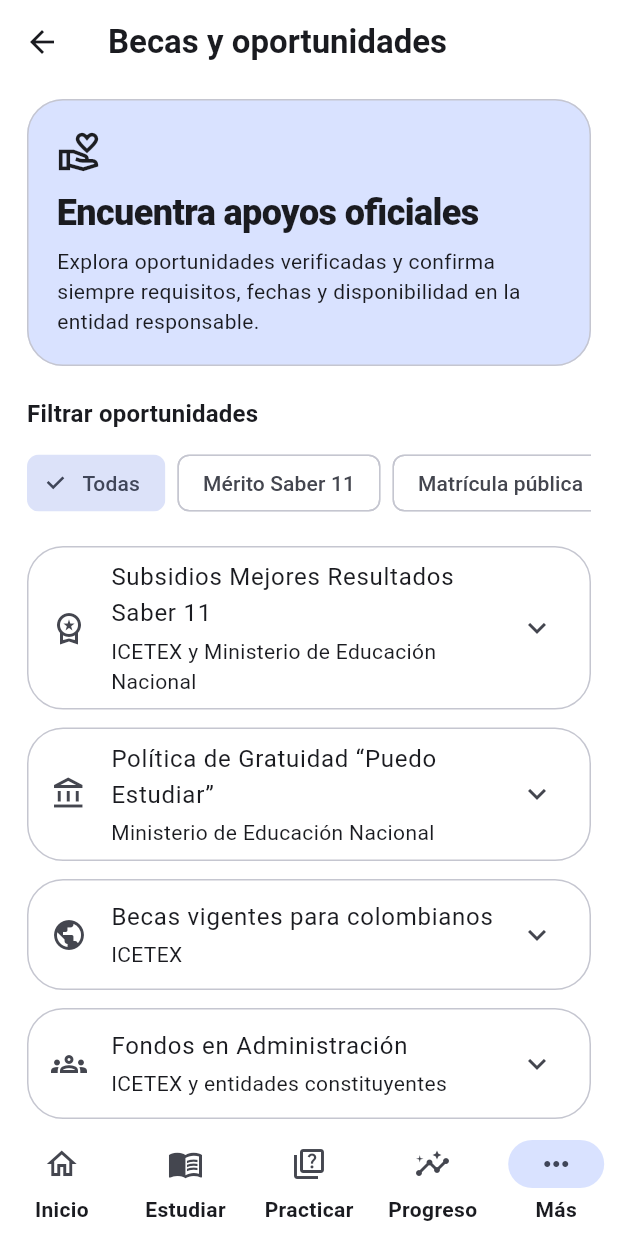
After one commit to Pavel2020123/saber_plus, a Flutter app: the OfficialOpportunitiesPage screen opened by its route, on a phone screen of 412 x 824 dp. The commit adds this screen. Run offline on Flutter 3.47's test engine with Material 3 defaults, Android fonts, the light colour scheme and no system bars; our stand-ins replace audioplayers, dio, drift, drift_flutter, flutter_local_notifications, flutter_markdown_plus and 7 more; accounts and stored records are empty; generated files the repository leaves out were written again; network calls fail.

Commit message:
feat: agregar becas y oportunidades oficiales

```diff
--- a/lib/app/router.dart
+++ b/lib/app/router.dart
@@ -44,6 +44,7 @@ import '../features/profile/presentation/academic_profile_page.dart';
 import '../features/profile/presentation/academic_activity_report_page.dart';
 import '../features/profile/presentation/score_projection_page.dart';
 import '../features/profile/presentation/career_orientation_page.dart';
+import '../features/profile/presentation/official_opportunities_page.dart';
 import '../features/search/presentation/academic_search_page.dart';
 import '../features/shared/presentation/student_shell.dart';
 import '../features/study/presentation/study_area_page.dart';
@@ -426,6 +427,11 @@ final appRouterProvider = Provider<GoRouter>((ref) {
                         builder: (context, state) =>
                             const CareerOrientationPage(),
                       ),
+                      _animatedRoute(
+                        path: 'opportunities',
+                        builder: (context, state) =>
+                            const OfficialOpportunitiesPage(),
+                      ),
                     ],
                   ),
                   _animatedRoute(
--- /dev/null
+++ b/lib/features/profile/domain/official_opportunity.dart
@@ -0,0 +1,142 @@
+enum OpportunityCategory {
+  all('Todas'),
+  merit('Mérito Saber 11'),
+  publicTuition('Matrícula pública'),
+  international('Becas internacionales'),
+  specialFunds('Fondos especiales');
+
+  const OpportunityCategory(this.label);
+
+  final String label;
+}
+
+const trustedOfficialOpportunityHosts = <String>{
+  'web.icetex.gov.co',
+  'www.mineducacion.gov.co',
+};
+
+bool isTrustedOfficialOpportunityUri(Uri uri) =>
+    uri.scheme == 'https' &&
+    uri.userInfo.isEmpty &&
+    !uri.hasPort &&
+    trustedOfficialOpportunityHosts.contains(uri.host);
+
+class OfficialOpportunity {
+  const OfficialOpportunity({
+    required this.id,
+    required this.title,
+    required this.provider,
+    required this.category,
+    required this.summary,
+    required this.eligibility,
+    required this.support,
+    required this.officialUrl,
+    required this.verifiedOn,
+  });
+
+  final String id;
+  final String title;
+  final String provider;
+  final OpportunityCategory category;
+  final String summary;
+  final List<String> eligibility;
+  final List<String> support;
+  final String officialUrl;
+  final String verifiedOn;
+
+  Uri get officialUri => Uri.parse(officialUrl);
+}
+
+List<OfficialOpportunity> filterOfficialOpportunities(
+  Iterable<OfficialOpportunity> opportunities,
+  OpportunityCategory category,
+) {
+  if (category == OpportunityCategory.all) {
+    return List.unmodifiable(opportunities);
+  }
+  return List.unmodifiable(
+    opportunities.where((item) => item.category == category),
+  );
+}
+
+const officialOpportunityCatalog = <OfficialOpportunity>[
+  OfficialOpportunity(
+    id: 'best-saber-11-results',
+    title: 'Subsidios Mejores Resultados Saber 11',
+    provider: 'ICETEX y Ministerio de Educación Nacional',
+    category: OpportunityCategory.merit,
+    summary:
+        'Fondo para bachilleres reconocidos oficialmente con la Distinción Andrés Bello que cursen un pregrado en una institución pública.',
+    eligibility: [
+      'Aparecer en la resolución oficial de la Distinción Andrés Bello.',
+      'Contar con admisión en una institución de educación superior estatal.',
+      'Presentar los documentos y compromisos exigidos por la convocatoria.',
+    ],
+    support: [
+      'Subsidio de matrícula según las condiciones oficiales aplicables.',
+      'Subsidio de sostenimiento según residencia y requisitos del fondo.',
+    ],
+    officialUrl:
+        'https://web.icetex.gov.co/-/subsidios-mejores-resultados-saber-11',
+    verifiedOn: '2026-08-30',
+  ),
+  OfficialOpportunity(
+    id: 'public-tuition-policy',
+    title: 'Política de Gratuidad “Puedo Estudiar”',
+    provider: 'Ministerio de Educación Nacional',
+    category: OpportunityCategory.publicTuition,
+    summary:
+        'Política que asume la matrícula ordinaria neta de estudiantes elegibles en instituciones públicas vinculadas.',
+    eligibility: [
+      'Estar matriculado en un pregrado con registro calificado vigente.',
+      'Estudiar en una institución pública vinculada a la política.',
+      'Cumplir el reglamento operativo vigente y la validación institucional.',
+    ],
+    support: [
+      'Pago de la matrícula ordinaria neta bajo las condiciones de la política.',
+      'La institución valida el acceso y la renovación del beneficio.',
+    ],
+    officialUrl:
+        'https://www.mineducacion.gov.co/portal/409830:Politica-de-Gratuidad-en-la-Educacion-Superior',
+    verifiedOn: '2026-08-30',
+  ),
+  OfficialOpportunity(
+    id: 'international-scholarships',
+    title: 'Becas vigentes para colombianos',
+    provider: 'ICETEX',
+    category: OpportunityCategory.international,
+    summary:
+        'Buscador oficial de ofertas de cooperación internacional para distintos niveles y destinos de estudio.',
+    eligibility: [
+      'Revisar el nivel de estudios, país y perfil de cada convocatoria.',
+      'Confirmar idioma, experiencia, documentos y fecha de cierre.',
+      'Postularse únicamente por el procedimiento indicado oficialmente.',
+    ],
+    support: [
+      'La cobertura cambia en cada convocatoria y puede ser total o parcial.',
+      'El oferente decide la selección final y las condiciones del beneficio.',
+    ],
+    officialUrl:
+        'https://web.icetex.gov.co/becas/becas-para-estudios-en-el-exterior',
+    verifiedOn: '2026-08-30',
+  ),
+  OfficialOpportunity(
+    id: 'managed-funds',
+    title: 'Fondos en Administración',
+    provider: 'ICETEX y entidades constituyentes',
+    category: OpportunityCategory.specialFunds,
+    summary:
+        'Convocatorias para poblaciones, territorios o sectores específicos administradas por ICETEX.',
+    eligibility: [
+      'Buscar una convocatoria abierta que corresponda con tu situación.',
+      'Leer el reglamento y verificar población, territorio y nivel financiado.',
+      'Confirmar cronograma y documentos directamente en la convocatoria.',
+    ],
+    support: [
+      'Cada fondo define si entrega subsidio, crédito condonable u otro apoyo.',
+      'La entidad constituyente establece requisitos, cupos y selección.',
+    ],
+    officialUrl: 'https://web.icetex.gov.co/creditos/fondos-en-administracion',
+    verifiedOn: '2026-08-30',
+  ),
+];
--- a/lib/features/profile/presentation/academic_profile_page.dart
+++ b/lib/features/profile/presentation/academic_profile_page.dart
@@ -124,6 +124,15 @@ class AcademicProfilePage extends ConsumerWidget {
                     subtitle: 'Explora afinidades y consulta la oferta oficial',
                     onTap: () =>
                         context.push('/student/more/profile/orientation'),
+                  ),
+                  const Divider(height: 1, indent: 64),
+                  _ProfileLink(
+                    key: const Key('profile-open-official-opportunities'),
+                    icon: Icons.volunteer_activism_outlined,
+                    title: 'Becas y oportunidades',
+                    subtitle: 'Consulta apoyos y convocatorias oficiales',
+                    onTap: () =>
+                        context.push('/student/more/profile/opportunities'),
                   ),
                   const Divider(height: 1, indent: 64),
                   _ProfileLink(
--- /dev/null
+++ b/lib/features/profile/presentation/official_opportunities_page.dart
@@ -0,0 +1,239 @@
+import 'package:flutter/material.dart';
+import 'package:flutter_riverpod/flutter_riverpod.dart';
+
+import '../domain/official_opportunity.dart';
+import 'official_opportunities_providers.dart';
+
+class OfficialOpportunitiesPage extends ConsumerStatefulWidget {
+  const OfficialOpportunitiesPage({super.key});
+
+  @override
+  ConsumerState<OfficialOpportunitiesPage> createState() =>
+      _OfficialOpportunitiesPageState();
+}
+
+class _OfficialOpportunitiesPageState
+    extends ConsumerState<OfficialOpportunitiesPage> {
+  OpportunityCategory _category = OpportunityCategory.all;
+
+  @override
+  Widget build(BuildContext context) {
+    final catalog = ref.watch(officialOpportunitiesProvider);
+    final visible = filterOfficialOpportunities(catalog, _category);
+    return Scaffold(
+      appBar: AppBar(title: const Text('Becas y oportunidades')),
+      body: ListView(
+        key: const Key('official-opportunities-list'),
+        padding: const EdgeInsets.fromLTRB(18, 10, 18, 32),
+        children: [
+          Card(
+            color: Theme.of(context).colorScheme.primaryContainer,
+            child: Padding(
+              padding: const EdgeInsets.all(20),
+              child: Column(
+                crossAxisAlignment: CrossAxisAlignment.start,
+                children: [
+                  const Icon(Icons.volunteer_activism_outlined, size: 30),
+                  const SizedBox(height: 10),
+                  Text(
+                    'Encuentra apoyos oficiales',
+                    style: Theme.of(context).textTheme.headlineSmall,
+                  ),
+                  const SizedBox(height: 6),
+                  const Text(
+                    'Explora oportunidades verificadas y confirma siempre requisitos, fechas y disponibilidad en la entidad responsable.',
+                  ),
+                ],
+              ),
+            ),
+          ),
+          const SizedBox(height: 20),
+          Text(
+            'Filtrar oportunidades',
+            style: Theme.of(context).textTheme.titleMedium,
+          ),
+          const SizedBox(height: 10),
+          SingleChildScrollView(
+            scrollDirection: Axis.horizontal,
+            child: Row(
+              children: [
+                for (final category in OpportunityCategory.values)
+                  Padding(
+                    padding: const EdgeInsets.only(right: 8),
+                    child: ChoiceChip(
+                      key: Key('opportunity-filter-${category.name}'),
+                      label: Text(category.label),
+                      selected: _category == category,
+                      onSelected: (_) => setState(() => _category = category),
+                    ),
+                  ),
+              ],
+            ),
+          ),
+          const SizedBox(height: 18),
+          if (visible.isEmpty)
+            const Card(
+              child: Padding(
+                padding: EdgeInsets.all(18),
+                child: Text('No hay oportunidades en este filtro.'),
+              ),
+            )
+          else
+            for (final opportunity in visible)
+              Padding(
+                padding: const EdgeInsets.only(bottom: 12),
+                child: _OpportunityCard(
+                  opportunity: opportunity,
+                  onOpen: () => _openOfficial(opportunity.officialUri),
+                ),
+              ),
+          const SizedBox(height: 4),
+          Card(
+            key: const Key('opportunity-safety-notice'),
+            color: Theme.of(context).colorScheme.tertiaryContainer,
+            child: const Padding(
+              padding: EdgeInsets.all(18),
+              child: Row(
+                crossAxisAlignment: CrossAxisAlignment.start,
+                children: [
+                  Icon(Icons.security_outlined),
+                  SizedBox(width: 10),
+                  Expanded(
+                    child: Text(
+                      'SaberPlus no entrega becas ni confirma beneficiarios. No compartas contraseñas ni pagues a intermediarios: realiza el proceso únicamente en la fuente oficial.',
+                    ),
+                  ),
+                ],
+              ),
+            ),
+          ),
+        ],
+      ),
+    );
+  }
+
+  Future<void> _openOfficial(Uri uri) async {
+    if (!isTrustedOfficialOpportunityUri(uri)) {
+      if (mounted) {
+        ScaffoldMessenger.of(context).showSnackBar(
+          const SnackBar(content: Text('La fuente no es un sitio autorizado.')),
+        );
+      }
+      return;
+    }
+    var opened = false;
+    try {
+      opened = await ref.read(officialOpportunityLinkOpenerProvider)(uri);
+    } on Object {
+      opened = false;
+    }
+    if (!opened && mounted) {
+      ScaffoldMessenger.of(context).showSnackBar(
+        const SnackBar(content: Text('No pudimos abrir la fuente oficial.')),
+      );
+    }
+  }
+}
+
+class _OpportunityCard extends StatelessWidget {
+  const _OpportunityCard({required this.opportunity, required this.onOpen});
+
+  final OfficialOpportunity opportunity;
+  final VoidCallback onOpen;
+
+  @override
+  Widget build(BuildContext context) => Card(
+    key: Key('official-opportunity-${opportunity.id}'),
+    child: ExpansionTile(
+      leading: Icon(_iconFor(opportunity.category)),
+      title: Text(opportunity.title),
+      subtitle: Padding(
+        padding: const EdgeInsets.only(top: 3),
+        child: Text(opportunity.provider),
+      ),
+      childrenPadding: const EdgeInsets.fromLTRB(18, 0, 18, 18),
+      expandedCrossAxisAlignment: CrossAxisAlignment.start,
+      children: [
+        Text(opportunity.summary),
+        const SizedBox(height: 14),
+        Text(
+          'Quién debería revisarla',
+          style: Theme.of(context).textTheme.titleSmall,
+        ),
+        const SizedBox(height: 6),
+        for (final requirement in opportunity.eligibility)
+          _Bullet(text: requirement),
+        const SizedBox(height: 10),
+        Text(
+          'Qué apoyo puede ofrecer',
+          style: Theme.of(context).textTheme.titleSmall,
+        ),
+        const SizedBox(height: 6),
+        for (final item in opportunity.support) _Bullet(text: item),
+        const SizedBox(height: 12),
+        Text(
+          'Fuente verificada: ${_formatDate(opportunity.verifiedOn)}',
+          style: Theme.of(context).textTheme.bodySmall,
+        ),
+        const SizedBox(height: 10),
+        Align(
+          alignment: Alignment.centerLeft,
+          child: FilledButton.tonalIcon(
+            key: Key('open-official-opportunity-${opportunity.id}'),
+            onPressed: onOpen,
+            icon: const Icon(Icons.open_in_new_rounded),
+            label: const Text('Revisar fuente oficial'),
+          ),
+        ),
+      ],
+    ),
+  );
+}
+
+class _Bullet extends StatelessWidget {
+  const _Bullet({required this.text});
+
+  final String text;
+
+  @override
+  Widget build(BuildContext context) => Padding(
+    padding: const EdgeInsets.only(bottom: 4),
+    child: Row(
+      crossAxisAlignment: CrossAxisAlignment.start,
+      children: [
+        const Text('•  '),
+        Expanded(child: Text(text)),
+      ],
+    ),
+  );
+}
+
+IconData _iconFor(OpportunityCategory category) => switch (category) {
+  OpportunityCategory.merit => Icons.workspace_premium_outlined,
+  OpportunityCategory.publicTuition => Icons.account_balance_outlined,
+  OpportunityCategory.international => Icons.public_rounded,
+  OpportunityCategory.specialFunds => Icons.groups_outlined,
+  OpportunityCategory.all => Icons.volunteer_activism_outlined,
+};
+
+String _formatDate(String isoDate) {
+  final parts = isoDate.split('-');
+  if (parts.length != 3) return isoDate;
+  const months = <String>[
+    'ene',
+    'feb',
+    'mar',
+    'abr',
+    'may',
+    'jun',
+    'jul',
+    'ago',
+    'sep',
+    'oct',
+    'nov',
+    'dic',
+  ];
+  final month = int.tryParse(parts[1]);
+  if (month == null || month < 1 || month > 12) return isoDate;
+  return '${int.parse(parts[2])} ${months[month - 1]} ${parts[0]}';
+}
--- /dev/null
+++ b/lib/features/profile/presentation/official_opportunities_providers.dart
@@ -0,0 +1,16 @@
+import 'package:flutter_riverpod/flutter_riverpod.dart';
+import 'package:url_launcher/url_launcher.dart';
+
+import '../domain/official_opportunity.dart';
+
+typedef OfficialOpportunityLinkOpener = Future<bool> Function(Uri uri);
+
+final officialOpportunitiesProvider = Provider<List<OfficialOpportunity>>(
+  (ref) => officialOpportunityCatalog,
+);
+
+final officialOpportunityLinkOpenerProvider =
+    Provider<OfficialOpportunityLinkOpener>(
+      (ref) =>
+          (uri) => launchUrl(uri, mode: LaunchMode.externalApplication),
+    );
```
Also changed, not shown: 6 other files.
